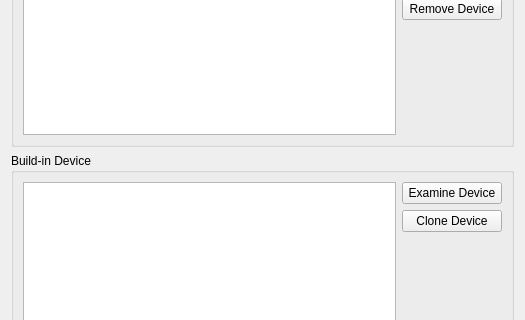
Old version of the form fteditor/ui_form/device_manage.ui in the repository doanvobrtchip/ese-jenkins; both pictures show x 0 to 525 and y 126 to 446 of the 525 by 580 pixel window.
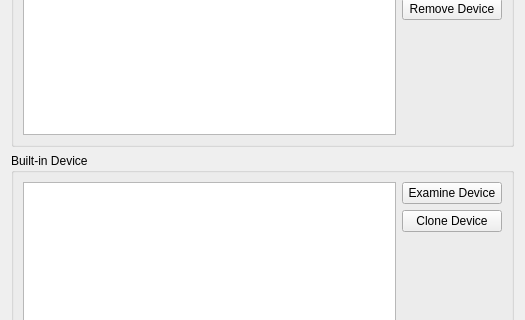
New version of the form.

Commit message: Spelling consistency

Diff of the .ui file:
```diff
--- a/fteditor/ui_form/device_manage.ui
+++ b/fteditor/ui_form/device_manage.ui
@@ -80,7 +80,7 @@
    <item>
     <widget class="QGroupBox" name="groupBox_2">
      <property name="title">
-      <string>Build-in Device</string>
+      <string>Built-in Device</string>
      </property>
      <layout class="QHBoxLayout" name="horizontalLayout_2">
       <item>
```
